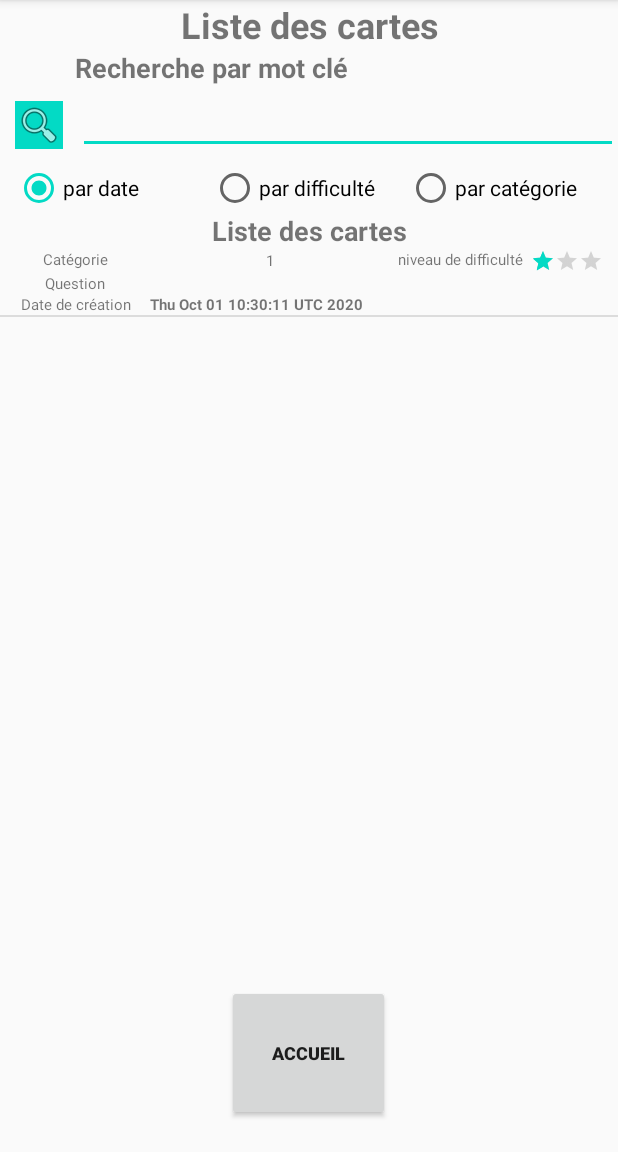
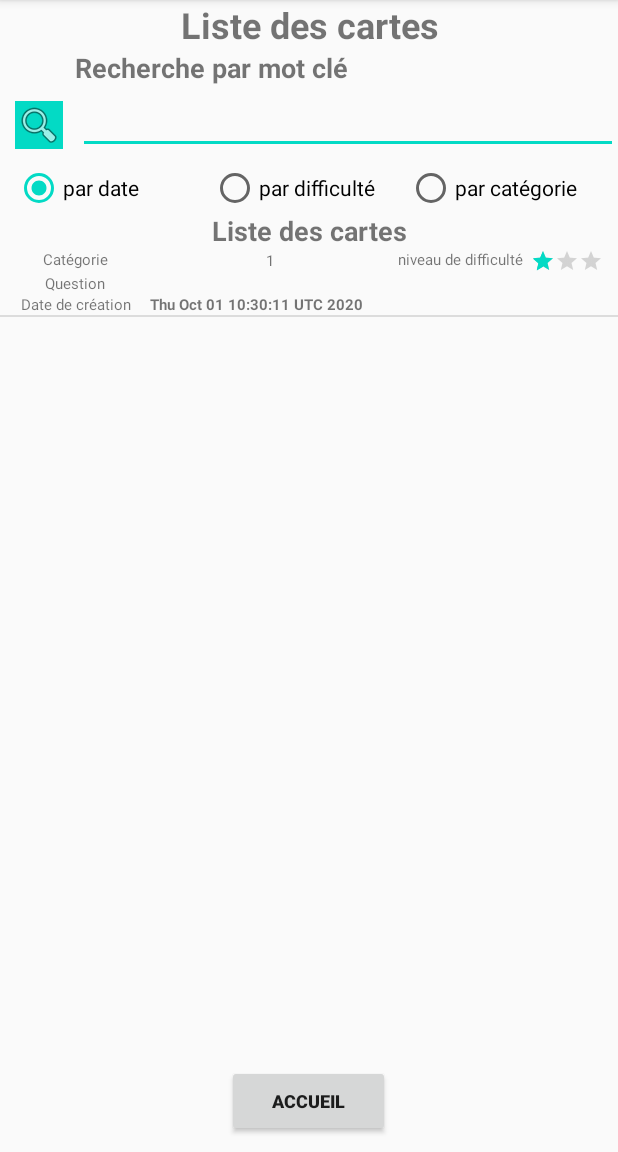
Before and after one commit to LX-pro-dev/RemueMeninges, an Android app: the HistoActivity screen opened directly, with no data from a screen before it, on a phone screen of 412 x 824 dp, the part 84-1236 px from its top. Run offline under Robolectric (Android 15) with nearby library versions, the phone set to English and light mode, and no system bars.

Commit message:
modification activity_histo

```diff
--- a/app/src/main/res/layout/activity_create_card.xml
+++ b/app/src/main/res/layout/activity_create_card.xml
@@ -201,10 +201,10 @@
 
             <RatingBar
                 android:id="@+id/creaRatingBarLevel"
+                style="?android:attr/ratingBarStyleIndicator"
                 android:layout_width="wrap_content"
                 android:layout_height="wrap_content"
                 android:layout_gravity="center"
-                style="?android:attr/ratingBarStyleIndicator"
                 android:numStars="3"
                 android:rating="1" />
 
--- a/app/src/main/res/layout/activity_histo.xml
+++ b/app/src/main/res/layout/activity_histo.xml
@@ -97,8 +97,7 @@
         android:layout_width="wrap_content"
         android:layout_height="wrap_content"
         android:layout_gravity="center"
-        android:layout_marginVertical="20sp"
-        android:layout_weight="0.1"
+        android:layout_marginVertical="10dp"
         android:paddingLeft="30dp"
         android:paddingRight="30dp"
         android:text="@string/histo_retour_accueil"
```
